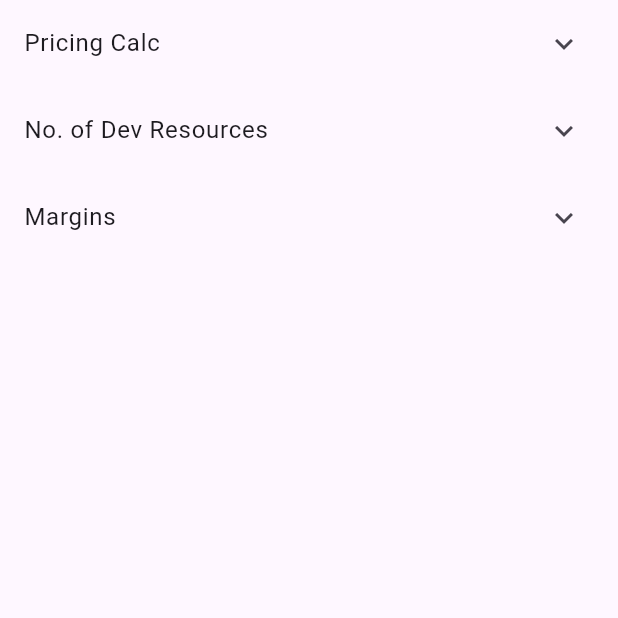
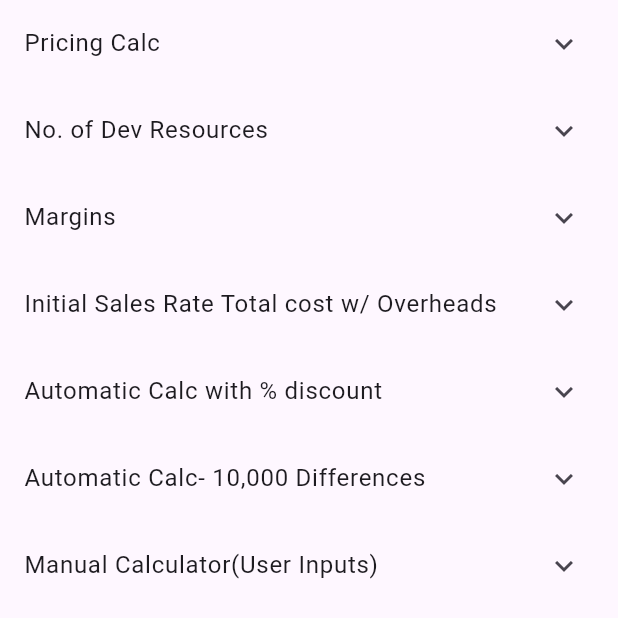
Before and after one commit to Saif64s/pricing-stucture, a Flutter app: the CostRelease widget shown alone on an empty page, opened directly, on a phone screen of 412 x 824 dp. Shown: the top 618 px of the screen. Run offline on Flutter 3.47's test engine with Material 2 defaults, Android fonts, the phone set to English and light mode, and no system bars; our stand-ins replace curved_navigation_bar, flutter_riverpod, google_fonts, lottie, shared_preferences; missing offline and left inert: pluto_grid, window_manager; accounts and stored records are empty.

Commit message:
many bugs to fix still

```diff
--- a/lib/screens/tab_screens/cost_release.dart
+++ b/lib/screens/tab_screens/cost_release.dart
@@ -29,6 +29,26 @@ class CostRelease extends StatelessWidget {
             "Margins",
           ),
         ),
+        ExpansionTile(
+          title: Text(
+            "Initial Sales Rate Total cost w/ Overheads",
+          ),
+        ),
+        ExpansionTile(
+          title: Text(
+            "Automatic Calc with % discount",
+          ),
+        ),
+        ExpansionTile(
+          title: Text(
+            "Automatic Calc- 10,000 Differences",
+          ),
+        ),
+        ExpansionTile(
+          title: Text(
+            "Manual Calculator(User Inputs)",
+          ),
+        ),
       ],
     );
   }
```
